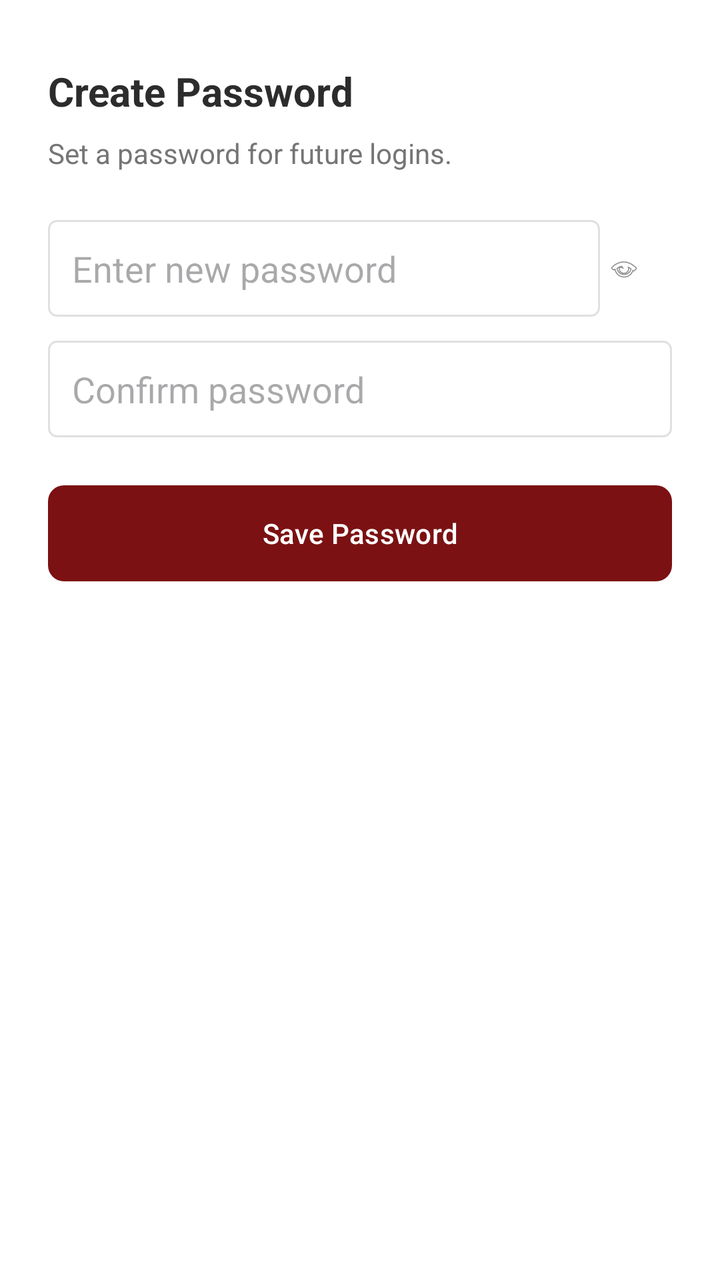
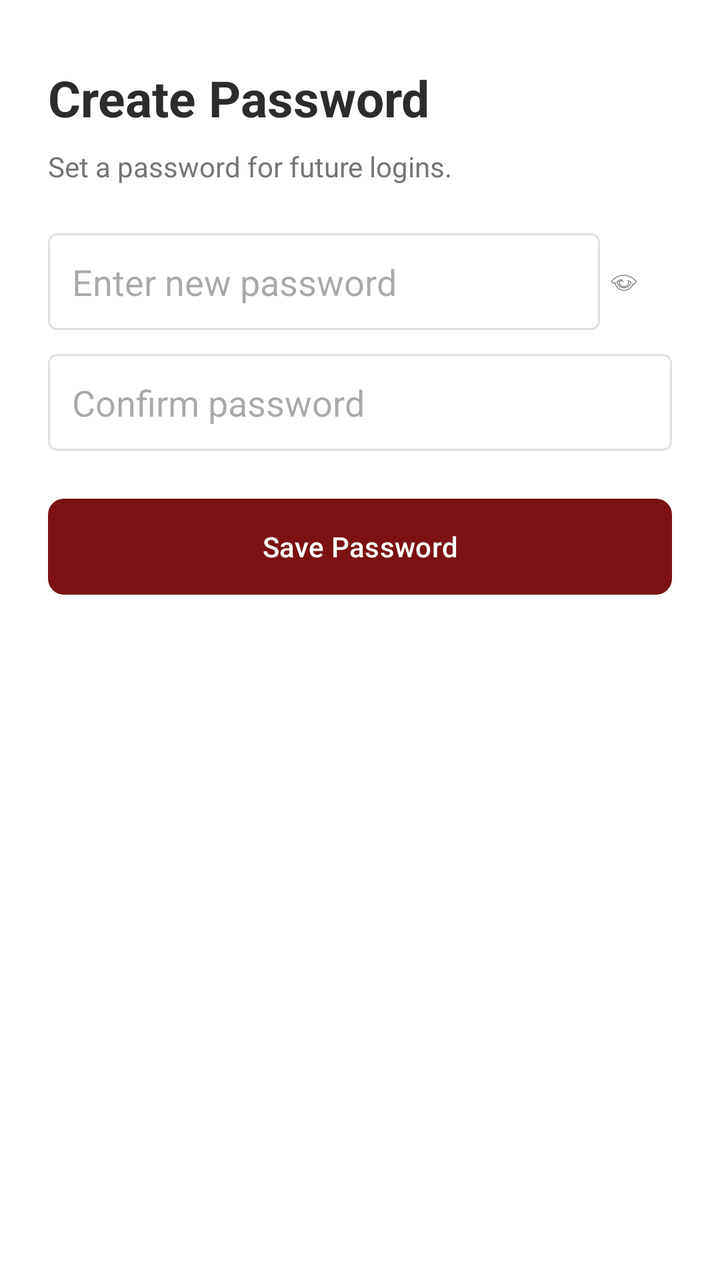

Two renders of the same Android screen: before a commit and after it. Below are the layout's source before the change and the commit's diff.
<!-- AndroidManifest.xml: application theme Theme.FixItFinderApp -->
<!-- res/layout/activity_create_password.xml -->
<?xml version="1.0" encoding="utf-8"?>
<androidx.constraintlayout.widget.ConstraintLayout
    xmlns:android="http://schemas.android.com/apk/res/android"
    xmlns:app="http://schemas.android.com/apk/res-auto"
    android:layout_width="match_parent"
    android:layout_height="match_parent"
    android:background="@color/color_background">

    <TextView
        android:id="@+id/tvTitle"
        android:layout_width="0dp"
        android:layout_height="wrap_content"
        android:text="Create Password"
        android:textColor="@color/color_text_dark"
        android:textSize="20sp"
        android:textStyle="bold"
        android:layout_marginTop="32dp"
        android:layout_marginStart="24dp"
        android:layout_marginEnd="24dp"
        app:layout_constraintTop_toTopOf="parent"
        app:layout_constraintStart_toStartOf="parent"
        app:layout_constraintEnd_toEndOf="parent" />

    <TextView
        android:id="@+id/tvSubtitle"
        android:layout_width="0dp"
        android:layout_height="wrap_content"
        android:text="Set a password for future logins."
        android:textColor="@color/text_gray"
        android:textSize="14sp"
        android:layout_marginTop="8dp"
        android:layout_marginStart="24dp"
        android:layout_marginEnd="24dp"
        app:layout_constraintTop_toBottomOf="@id/tvTitle"
        app:layout_constraintStart_toStartOf="parent"
        app:layout_constraintEnd_toEndOf="parent" />

    <androidx.constraintlayout.widget.ConstraintLayout
        android:id="@+id/passwordContainer"
        android:layout_width="0dp"
        android:layout_height="wrap_content"
        android:layout_marginTop="24dp"
        android:layout_marginStart="24dp"
        android:layout_marginEnd="24dp"
        app:layout_constraintTop_toBottomOf="@id/tvSubtitle"
        app:layout_constraintStart_toStartOf="parent"
        app:layout_constraintEnd_toEndOf="parent">

        <EditText
            android:id="@+id/edtPassword"
            android:layout_width="0dp"
            android:layout_height="wrap_content"
            android:background="@drawable/edittext_background"
            android:hint="Enter new password"
            android:inputType="textPassword"
            android:padding="12dp"
            android:paddingEnd="48dp"
            app:layout_constraintTop_toTopOf="parent"
            app:layout_constraintStart_toStartOf="parent"
            app:layout_constraintEnd_toStartOf="@+id/btnPasswordToggle"
            app:layout_constraintBottom_toBottomOf="parent" />

        <ImageView
            android:id="@+id/btnPasswordToggle"
            android:layout_width="24dp"
            android:layout_height="24dp"
            android:src="@android:drawable/ic_menu_view"
            android:padding="4dp"
            android:contentDescription="Show/Hide Password"
            android:layout_marginEnd="12dp"
            app:layout_constraintTop_toTopOf="parent"
            app:layout_constraintEnd_toEndOf="parent"
            app:layout_constraintBottom_toBottomOf="parent" />
    </androidx.constraintlayout.widget.ConstraintLayout>

    <EditText
        android:id="@+id/edtConfirmPassword"
        android:layout_width="0dp"
        android:layout_height="wrap_content"
        android:layout_marginTop="12dp"
        android:layout_marginStart="24dp"
        android:layout_marginEnd="24dp"
        android:background="@drawable/edittext_background"
        android:hint="Confirm password"
        android:inputType="textPassword"
        android:padding="12dp"
        app:layout_constraintTop_toBottomOf="@id/passwordContainer"
        app:layout_constraintStart_toStartOf="parent"
        app:layout_constraintEnd_toEndOf="parent" />

    <Button
        android:id="@+id/btnSavePassword"
        android:layout_width="0dp"
        android:layout_height="48dp"
        android:layout_marginTop="24dp"
        android:layout_marginStart="24dp"
        android:layout_marginEnd="24dp"
        android:text="Save Password"
        android:textColor="@color/color_background"
        android:background="@drawable/button_rounded_primary"
        app:layout_constraintTop_toBottomOf="@id/edtConfirmPassword"
        app:layout_constraintStart_toStartOf="parent"
        app:layout_constraintEnd_toEndOf="parent" />

</androidx.constraintlayout.widget.ConstraintLayout>
<!-- resources referenced by this layout -->
<resources>
  <color name="color_background">#FFFFFF</color>
  <color name="color_text_dark">#2C2C2C</color>
  <color name="text_gray">#757575</color>
  <!-- drawable button_rounded_primary (drawable) -->
  <?xml version="1.0" encoding="utf-8"?>
  <shape xmlns:android="http://schemas.android.com/apk/res/android"
      android:shape="rectangle">
  
      <solid android:color="@color/color_primary" />
  
      
      <corners
          android:radius="8dp" />
  
      <padding
          android:left="16dp"
          android:top="8dp"
          android:right="16dp"
          android:bottom="8dp" />
  
  </shape>
  <!-- drawable edittext_background (drawable) -->
  <?xml version="1.0" encoding="utf-8"?>
  <shape xmlns:android="http://schemas.android.com/apk/res/android"
      android:shape="rectangle">
      <solid android:color="@android:color/white" />
      <stroke
          android:width="1dp"
          android:color="#E0E0E0" />
      <corners android:radius="4dp" />
  </shape>
  <style name="Theme.FixItFinderApp" parent="Base.Theme.FixItFinderApp" />
  <color name="color_primary">#7B1113</color>
  <style name="Base.Theme.FixItFinderApp" parent="Theme.Material3.DayNight.NoActionBar">
          <item name="colorPrimary">@color/color_primary</item>
          <item name="colorSecondary">@color/color_secondary</item>
          <item name="colorSurface">@color/color_background</item>
          <item name="colorOnSurface">@color/color_text_dark</item>
          <item name="colorPrimaryContainer">@color/color_primary</item>
          <item name="colorOnPrimary">@color/color_background</item>
      </style>
  <color name="color_secondary">#825037</color>
</resources>

<!-- the commit's change to res/layout/activity_create_password.xml (unified diff, before → after) -->
@@ -12,7 +12,7 @@
         android:layout_height="wrap_content"
         android:text="Create Password"
         android:textColor="@color/color_text_dark"
-        android:textSize="20sp"
+        android:textSize="25sp"
         android:textStyle="bold"
         android:layout_marginTop="32dp"
         android:layout_marginStart="24dp"
